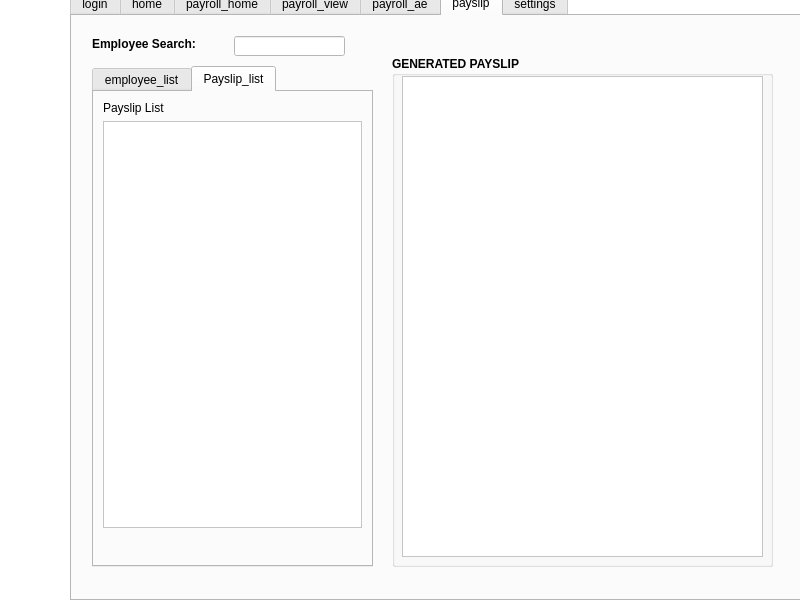
jaspernicholfabella/payroll-system, file Payroll_System.ui: the form before one commit.
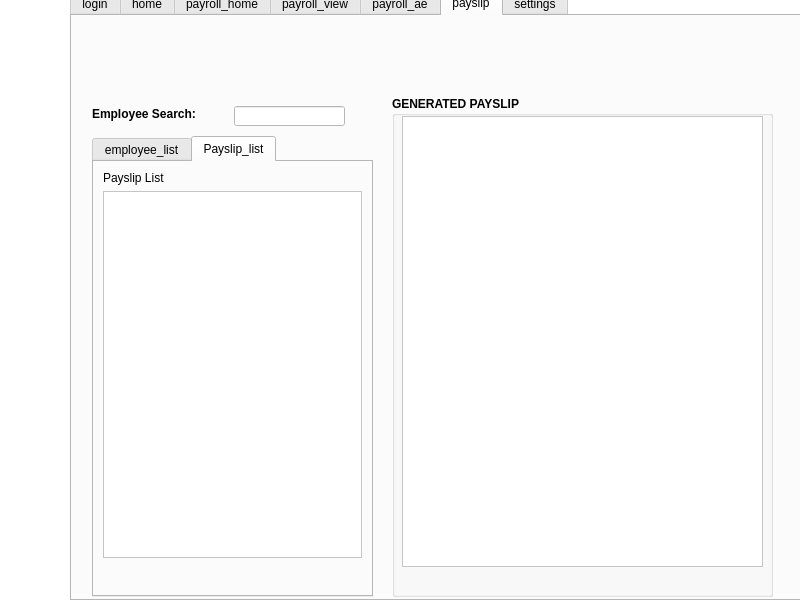
The form after the commit. The open tabs and pages were chosen to show the change. Icons and pictures are not drawn.

Commit message: editing payroll home tab

The edit to the form file:
```diff
--- a/Payroll_System.ui
+++ b/Payroll_System.ui
@@ -1675,7 +1675,7 @@
       <property name="geometry">
        <rect>
         <x>20</x>
-        <y>20</y>
+        <y>90</y>
         <width>141</width>
         <height>16</height>
        </rect>
@@ -1695,7 +1695,7 @@
       <property name="geometry">
        <rect>
         <x>162</x>
-        <y>20</y>
+        <y>90</y>
         <width>111</width>
         <height>20</height>
        </rect>
@@ -1705,7 +1705,7 @@
       <property name="geometry">
        <rect>
         <x>270</x>
-        <y>20</y>
+        <y>90</y>
         <width>31</width>
         <height>21</height>
        </rect>
@@ -1734,9 +1734,9 @@
       <property name="geometry">
        <rect>
         <x>20</x>
-        <y>50</y>
+        <y>120</y>
         <width>281</width>
-        <height>501</height>
+        <height>461</height>
        </rect>
       </property>
       <property name="currentIndex">
@@ -1877,9 +1877,9 @@
       <property name="geometry">
        <rect>
         <x>320</x>
-        <y>40</y>
+        <y>80</y>
         <width>381</width>
-        <height>511</height>
+        <height>501</height>
        </rect>
       </property>
       <property name="font">
@@ -1898,11 +1898,84 @@
          <x>10</x>
          <y>20</y>
          <width>361</width>
-         <height>481</height>
+         <height>451</height>
         </rect>
        </property>
       </widget>
      </widget>
+     <widget class="QPushButton" name="payslip_logo_1">
+      <property name="geometry">
+       <rect>
+        <x>0</x>
+        <y>0</y>
+        <width>81</width>
+        <height>71</height>
+       </rect>
+      </property>
+      <property name="text">
+       <string/>
+      </property>
+      <property name="icon">
+       <iconset resource="icons.qrc">
+        <normaloff>:/icons/SORSOGON.png</normaloff>
+        <disabledoff>:/icons/SORSOGON.png</disabledoff>:/icons/SORSOGON.png</iconset>
+      </property>
+      <property name="iconSize">
+       <size>
+        <width>65</width>
+        <height>60</height>
+       </size>
+      </property>
+      <property name="flat">
+       <bool>true</bool>
+      </property>
+     </widget>
+     <widget class="QPushButton" name="payslip_logo_2">
+      <property name="geometry">
+       <rect>
+        <x>60</x>
+        <y>10</y>
+        <width>51</width>
+        <height>51</height>
+       </rect>
+      </property>
+      <property name="text">
+       <string/>
+      </property>
+      <property name="icon">
+       <iconset resource="icons.qrc">
+        <normaloff>:/icons/ph_design_2.png</normaloff>
+        <disabledoff>:/icons/ph_design_2.png</disabledoff>:/icons/ph_design_2.png</iconset>
+      </property>
+      <property name="iconSize">
+       <size>
+        <width>50</width>
+        <height>50</height>
+       </size>
+      </property>
+      <property name="flat">
+       <bool>true</bool>
+      </property>
+     </widget>
+     <widget class="QLabel" name="payslip_title">
+      <property name="geometry">
+       <rect>
+        <x>110</x>
+        <y>20</y>
+        <width>311</width>
+        <height>31</height>
+       </rect>
+      </property>
+      <property name="font">
+       <font>
+        <family>Segoe UI</family>
+        <pointsize>14</pointsize>
+       </font>
+      </property>
+      <property name="text">
+       <string/>
+      </property>
+     </widget>
     </widget>
     <widget class="QWidget" name="tab_9">
      <attribute name="title">
```
Left out of the diff: 76 changed lines with no effect on the pictures. The commit also changes 6 other files.
